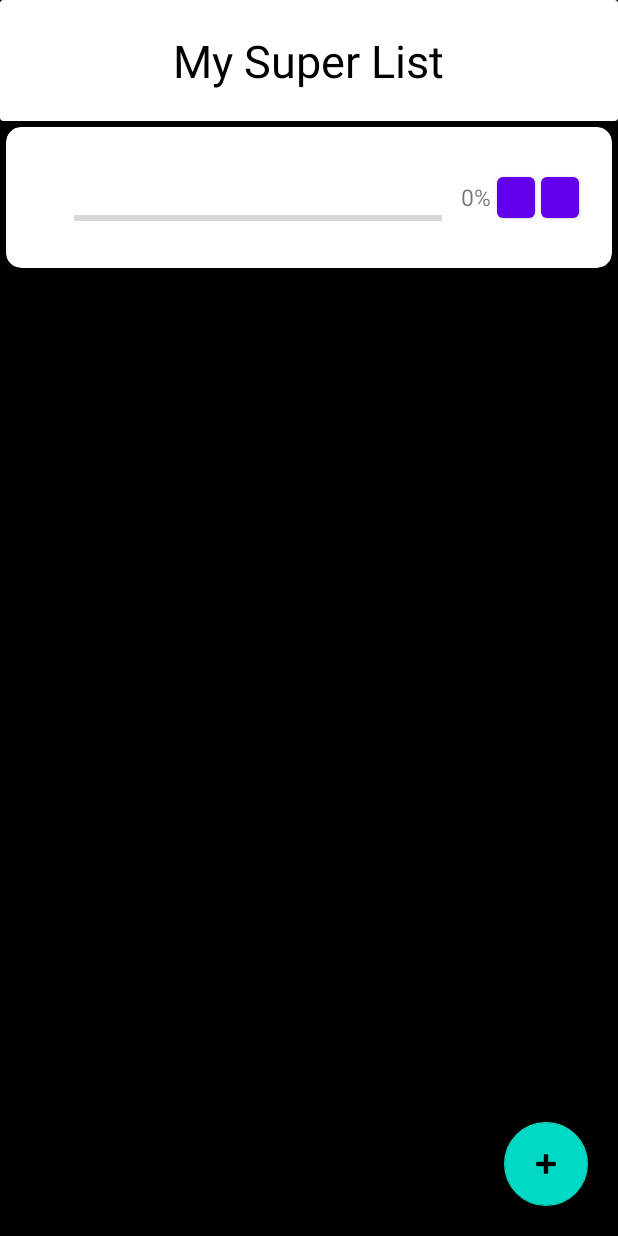
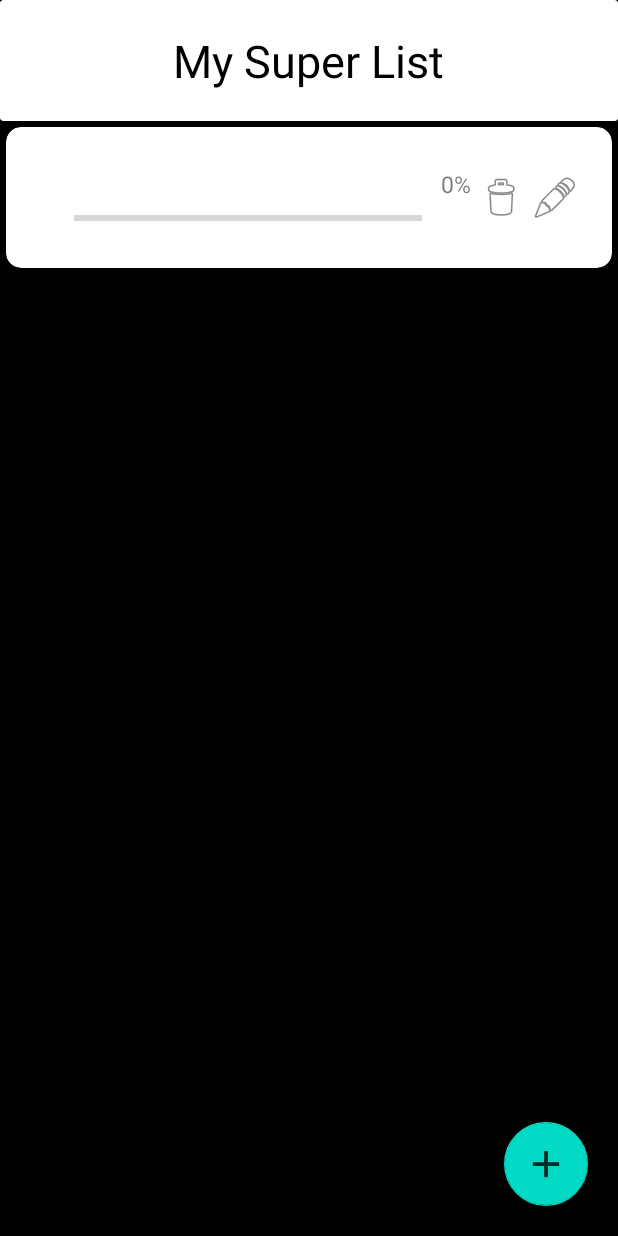
Before and after one commit to Talki21/MySuperList, an Android app: the MainActivity screen opened directly, with no data from a screen before it, on a phone screen of 412 x 824 dp. Run offline under Robolectric (Android 15) with nearby library versions, the phone set to English and light mode, and no system bars.

Commit message:
add saving file on any change

```diff
--- a/app/src/main/java/com/example/mysuperlist/AddCardActivity.kt
+++ b/app/src/main/java/com/example/mysuperlist/AddCardActivity.kt
@@ -20,7 +20,7 @@ class AddCardActivity: AppCompatActivity() {
            val title= binding.AddTitle.text.toString()
             val inn_card_show  = mutableListOf<inn_card>()
             cardlist.add(card(Title = title,list = inn_card_show))
-            println("1111111***${cardlist}")
+            save(cardlist, path)
             finish()
         }
 
--- a/app/src/main/java/com/example/mysuperlist/AddInnCardActivity.kt
+++ b/app/src/main/java/com/example/mysuperlist/AddInnCardActivity.kt
@@ -28,6 +28,7 @@ class AddInnCardActivity: AppCompatActivity() {
                 }
             }
             put_progress(id2)
+            save(cardlist, path)
             finish()
         }
 
--- a/app/src/main/java/com/example/mysuperlist/data/item_card.kt
+++ b/app/src/main/java/com/example/mysuperlist/data/item_card.kt
@@ -3,6 +3,14 @@ package com.example.mysuperlist.data
 
 
 
-data class card(val id:Int = System.currentTimeMillis().toInt(), var Title:String, var Progress:Int = 0, var list: MutableList<inn_card>)
+data class card(val id:Int = System.currentTimeMillis().toInt(), var Title:String, var Progress:Int = 0, var list: MutableList<inn_card>){
+    override fun toString(): String {
+        return "\n Id= ${id}\n Title= ${Title}\n Progress= ${Progress}%\n InnCard= ${list}\n"
+    }
+}
 
-data class inn_card( var inn_id:Int = 0, var check:Boolean = false,var inn_title:String = "")
+data class inn_card( var inn_id:Int = 0, var check:Boolean = false,var inn_title:String){
+    override fun toString(): String {
+        return "\n       Id= ${inn_id}\n       Title= ${inn_title}\n       Check= ${check}}\n"
+    }
+}
--- a/app/src/main/java/com/example/mysuperlist/frontRecycleAdapter.kt
+++ b/app/src/main/java/com/example/mysuperlist/frontRecycleAdapter.kt
@@ -33,6 +33,7 @@ class frontRecycleAdapter(public var cards: MutableList<card>):RecyclerView.Adap
            binding.cardRemove.setOnClickListener {
                val position: Int = adapterPosition
                cardlist.removeAt(position)
+               save(cardlist, path)
                update_main_screen(MainActivity())
 
            }
--- a/app/src/main/java/com/example/mysuperlist/secandRecycleAdapter.kt
+++ b/app/src/main/java/com/example/mysuperlist/secandRecycleAdapter.kt
@@ -23,12 +23,6 @@ class secandRecycleAdapter ( var todos:MutableList<inn_card>):RecyclerView.Adapt
                     binding.checkBox.isChecked = it.list[position].check
                     binding.cardInnTitle.text =  it.list[position].inn_title
                 }
-            }
-        }
-        init {
-            itemView.setOnClickListener {
-                val position: Int = adapterPosition
-                println("11111111*******${position}")
             }
         }
         init {
--- /dev/null
+++ b/app/src/main/res/drawable-anydpi/ic_add.xml
@@ -0,0 +1,16 @@
+<vector xmlns:android="http://schemas.android.com/apk/res/android"
+    android:width="24dp"
+    android:height="24dp"
+    android:viewportWidth="24"
+    android:viewportHeight="24"
+    android:tint="#24319D"
+    android:alpha="0.8">
+  <group android:scaleX="1.25"
+      android:scaleY="1.25"
+      android:translateX="-3"
+      android:translateY="-3">
+    <path
+        android:fillColor="@android:color/white"
+        android:pathData="M19,13h-6v6h-2v-6H5v-2h6V5h2v6h6v2z"/>
+  </group>
+</vector>
--- a/app/src/main/res/layout/activity_main.xml
+++ b/app/src/main/res/layout/activity_main.xml
@@ -4,12 +4,12 @@
     xmlns:tools="http://schemas.android.com/tools"
     android:layout_width="match_parent"
     android:layout_height="match_parent"
-    android:background="@color/black"
     tools:context=".MainActivity">
 
     <LinearLayout
         android:layout_width="match_parent"
         android:layout_height="match_parent"
+        android:background="@color/black"
         android:orientation="vertical">
 
         <androidx.cardview.widget.CardView
@@ -27,25 +27,29 @@
                 android:layout_gravity="center"
                 android:layout_margin="20dp"/>
         </androidx.cardview.widget.CardView>
+
         <androidx.recyclerview.widget.RecyclerView
             android:id="@+id/recycle_front"
             android:layout_width="match_parent"
             android:layout_height="match_parent"
+            android:visibility="visible"
             tools:itemCount="20"
-            tools:listitem="@layout/item_layout"/>
+            tools:listitem="@layout/item_layout" />
     </LinearLayout>
+
     <com.google.android.material.floatingactionbutton.FloatingActionButton
         android:id="@+id/floatingActionButton"
         android:layout_width="wrap_content"
         android:layout_height="wrap_content"
+        android:layout_alignParentEnd="true"
         android:layout_alignParentBottom="true"
-        android:layout_alignParentEnd="true"
+        android:layout_marginTop="20dp"
         android:layout_marginEnd="20dp"
-        android:layout_marginTop="20dp"
         android:layout_marginBottom="20dp"
+        android:background="@color/white"
         android:clickable="true"
         android:contentDescription="@string/add"
         android:focusable="true"
-        app:srcCompat="@android:drawable/ic_input_add"/>
+        app:srcCompat="@drawable/ic_add" />
 
 </RelativeLayout>
--- a/app/src/main/res/layout/item_layout.xml
+++ b/app/src/main/res/layout/item_layout.xml
@@ -57,23 +57,27 @@
             <TextView
                 android:id="@+id/prosent"
                 android:layout_width="wrap_content"
-                android:layout_height="wrap_content"
+                android:layout_height="match_parent"
                 android:textSize="15sp"
-                android:layout_margin="2dp"/>
+                android:layout_margin="2dp" />
 
-            <Button
+            <ImageButton
                 android:id="@+id/card_Remove"
-                android:layout_width="25dp"
-                android:layout_height="wrap_content"
+                android:layout_width="wrap_content"
+                android:layout_height="match_parent"
                 android:layout_margin="2dp"
-                />
+                android:background="@color/white"
+                android:contentDescription="@string/delet"
+                android:src="@android:drawable/ic_menu_delete" />
 
-            <Button
+            <ImageButton
                 android:id="@+id/card_Edit"
-                android:layout_width="25dp"
-                android:layout_height="wrap_content"
+                android:layout_width="wrap_content"
+                android:layout_height="match_parent"
                 android:layout_margin="2dp"
-                />
+                android:background="@color/white"
+                android:contentDescription="@string/edit"
+                android:src="@android:drawable/ic_menu_edit" />
         </LinearLayout>
     </RelativeLayout>
 
--- a/app/src/main/res/values/strings.xml
+++ b/app/src/main/res/values/strings.xml
@@ -7,4 +7,5 @@
     <string name="add">Add new</string>
     <string name="save">Save</string>
     <string name="mylist">My Super List</string>
+    <string name="edit">Edit</string>
 </resources>
```
Also changed, not shown: app/src/main/java/com/example/mysuperlist/MainActivity.kt (+22 -1 lines), app/src/main/res/layout/activity_secand.xml (+4 -4 lines), app/src/main/res/layout/item_inn_layout.xml (+12 -8 lines).
